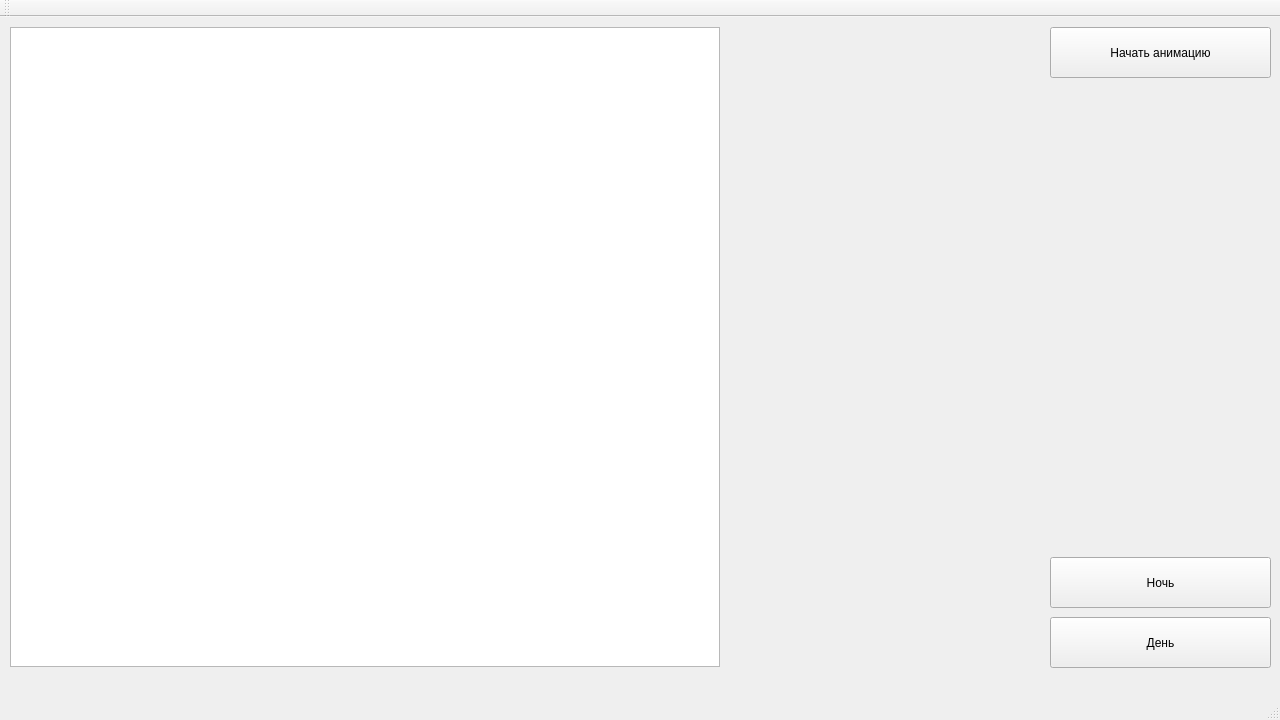
This is RainSimulator/mainwindow.ui in marchenko-vs/ics7-cg-cp as Qt 5 draws it before an edit. The edited form follows.
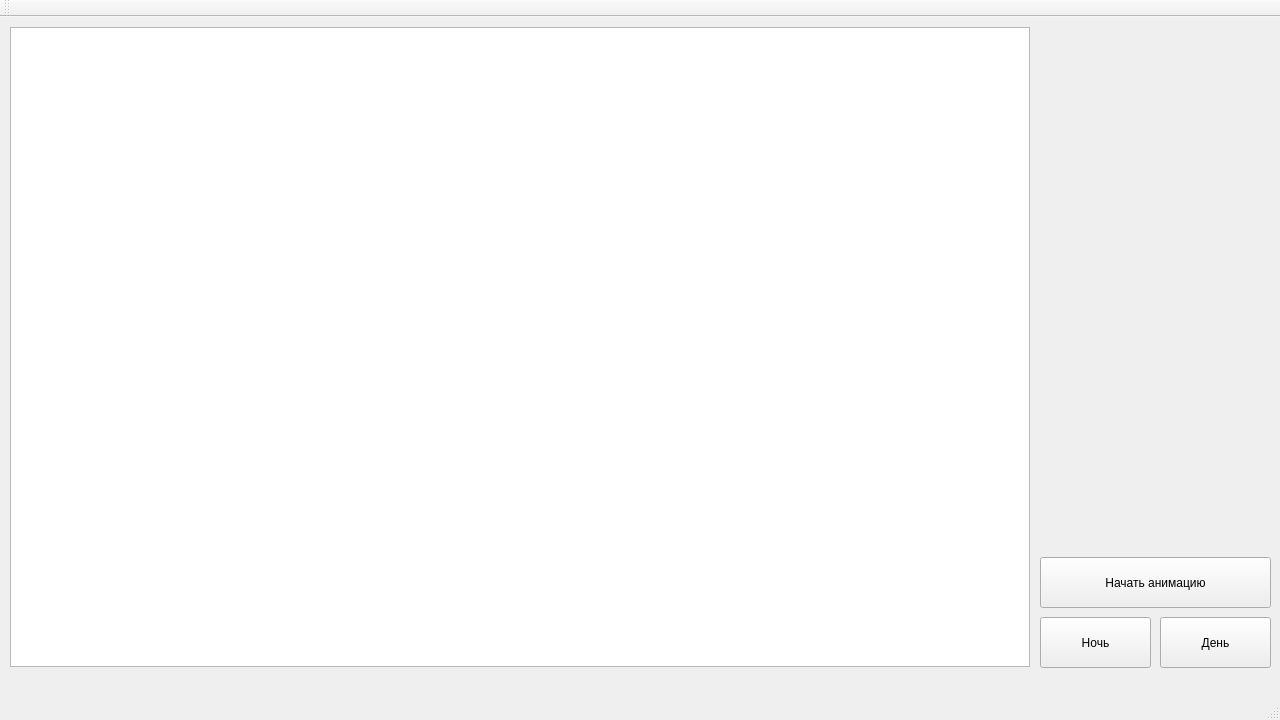
This is the edited form.

```diff
--- a/RainSimulator/mainwindow.ui
+++ b/RainSimulator/mainwindow.ui
@@ -37,7 +37,7 @@
      <rect>
       <x>10</x>
       <y>10</y>
-      <width>710</width>
+      <width>1020</width>
       <height>640</height>
      </rect>
     </property>
@@ -45,9 +45,9 @@
    <widget class="QPushButton" name="pushButton">
     <property name="geometry">
      <rect>
-      <x>1050</x>
-      <y>10</y>
-      <width>221</width>
+      <x>1040</x>
+      <y>540</y>
+      <width>231</width>
       <height>51</height>
      </rect>
     </property>
@@ -58,9 +58,9 @@
    <widget class="QPushButton" name="pushButton_2">
     <property name="geometry">
      <rect>
-      <x>1050</x>
+      <x>1160</x>
       <y>600</y>
-      <width>221</width>
+      <width>111</width>
       <height>51</height>
      </rect>
     </property>
@@ -71,9 +71,9 @@
    <widget class="QPushButton" name="pushButton_3">
     <property name="geometry">
      <rect>
-      <x>1050</x>
-      <y>540</y>
-      <width>221</width>
+      <x>1040</x>
+      <y>600</y>
+      <width>111</width>
       <height>51</height>
      </rect>
     </property>
```
Left out of the diff: 8 changed lines with no effect on the pictures.
